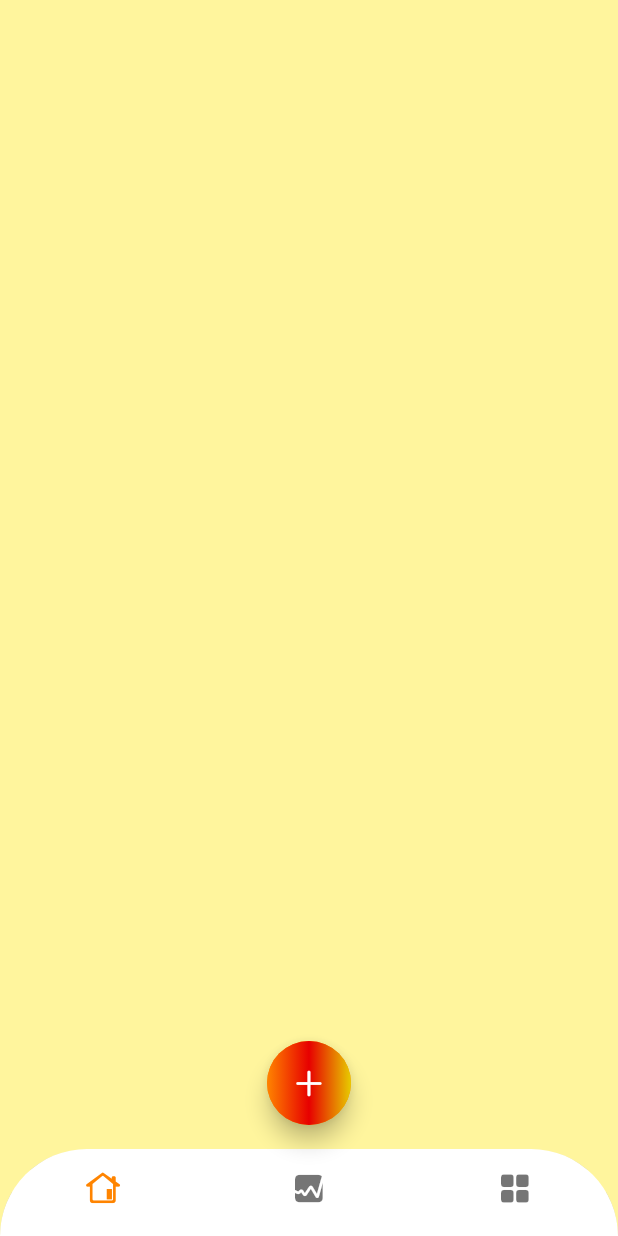
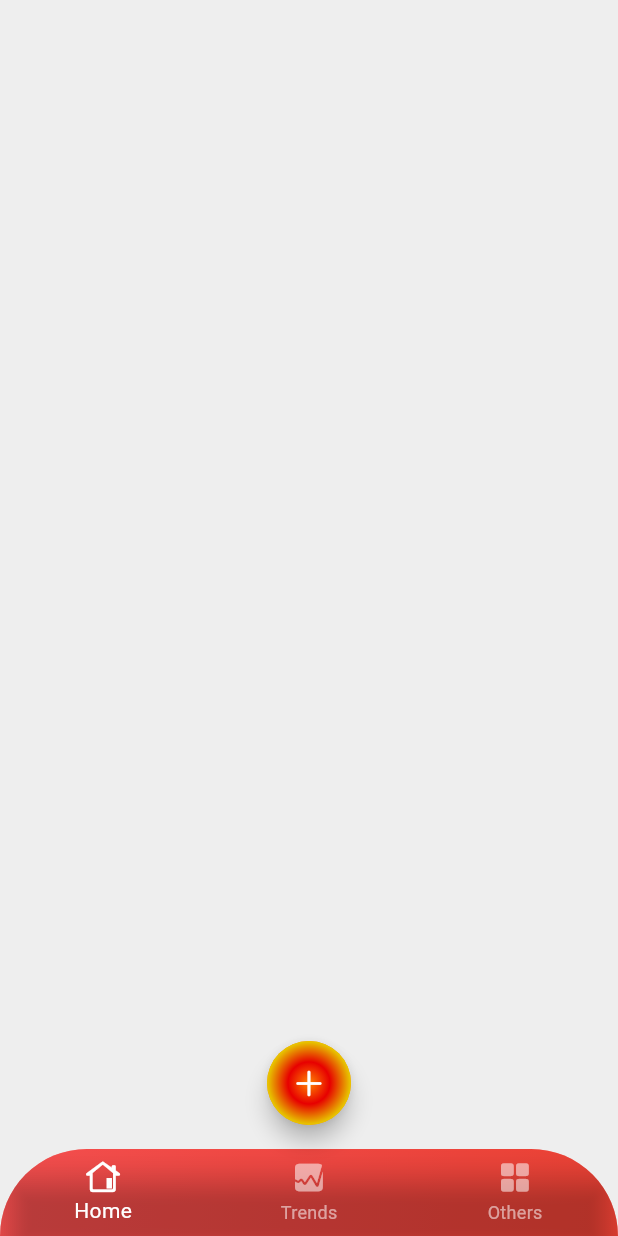
Before and after one commit to donyelqt/pera-pinoy, a Flutter app: the screen it shows after launch, on a phone screen of 412 x 824 dp. Run offline on Flutter 3.47's test engine with Material 3 defaults, Android fonts, the phone set to English and light mode, and no system bars.

Commit message:
"Updated app theme and home screen design"

```diff
--- a/lib/app_view.dart
+++ b/lib/app_view.dart
@@ -12,7 +12,7 @@ class MyAppView extends StatelessWidget {
       title: "PeraPinoy",
       theme: ThemeData(
         colorScheme: ColorScheme.light(
-          surface: Colors.yellow.shade200,
+          surface: Colors.grey.shade200,
           onSurface: Colors.black,
           primary: const Color.fromARGB(255, 255, 132, 0), // fromARGB(255, 231, 158, 0)
           secondary: const Color.fromARGB(255, 231, 0, 0),
--- a/lib/screens/home/views/home_screen.dart
+++ b/lib/screens/home/views/home_screen.dart
@@ -1,3 +1,5 @@
+import 'dart:math';
+
 import 'package:flutter/cupertino.dart';
 import 'package:flutter/material.dart';
 
@@ -9,20 +11,36 @@ class HomeScreen extends StatelessWidget {
     return Scaffold(
       appBar: AppBar(),
       bottomNavigationBar: ClipRRect(
-        borderRadius: const BorderRadius.vertical(top: Radius.circular(100)), // Border radius
+        borderRadius: BorderRadius.vertical(top: Radius.circular(100)),
+        child: Container(
+          decoration: BoxDecoration(
+            gradient: LinearGradient(
+              colors: [Colors.redAccent, Colors.red],
+              begin: Alignment.topLeft,
+              end: Alignment.bottomRight,
+            ),
+            boxShadow: [
+              BoxShadow(
+                color: Colors.red.withOpacity(0.5),
+                blurRadius: 20,
+                spreadRadius: 5,
+              ),
+            ],
+          ),
           child: BottomNavigationBar(
-          backgroundColor: Colors.white, // Set background color to white
-          showSelectedLabels: false,
-          showUnselectedLabels: false,
-          elevation: 3,
+            backgroundColor: Colors.transparent,
+            selectedItemColor: Colors.white,
+            unselectedItemColor: Colors.white54,
             items: const [
               BottomNavigationBarItem(
                   icon: Icon(CupertinoIcons.house_alt), label: 'Home'),
               BottomNavigationBarItem(
-                icon: Icon(CupertinoIcons.graph_square_fill), label: 'Stats'),
+                  icon: Icon(CupertinoIcons.graph_square_fill), label: 'Trends'),
               BottomNavigationBarItem(
-                icon: Icon(CupertinoIcons.square_grid_2x2_fill), label: 'Others'),
+                  icon: Icon(CupertinoIcons.square_grid_2x2_fill),
+                  label: 'Others'),
             ],
+          ),
         ),
       ),
       floatingActionButtonLocation: FloatingActionButtonLocation.centerFloat,
@@ -34,12 +52,13 @@ class HomeScreen extends StatelessWidget {
           height: 60,
           decoration: BoxDecoration(
             shape: BoxShape.circle,
-            gradient: LinearGradient(
+            gradient:   RadialGradient(
               colors: [
                 Theme.of(context).colorScheme.primary,
                 Theme.of(context).colorScheme.secondary,
                 Theme.of(context).colorScheme.tertiary,
               ],
+              transform: const GradientRotation(pi / 4),
             ),
           ),
           child: const Icon(
```
Lines whose indentation alone changed are shown as unchanged.
